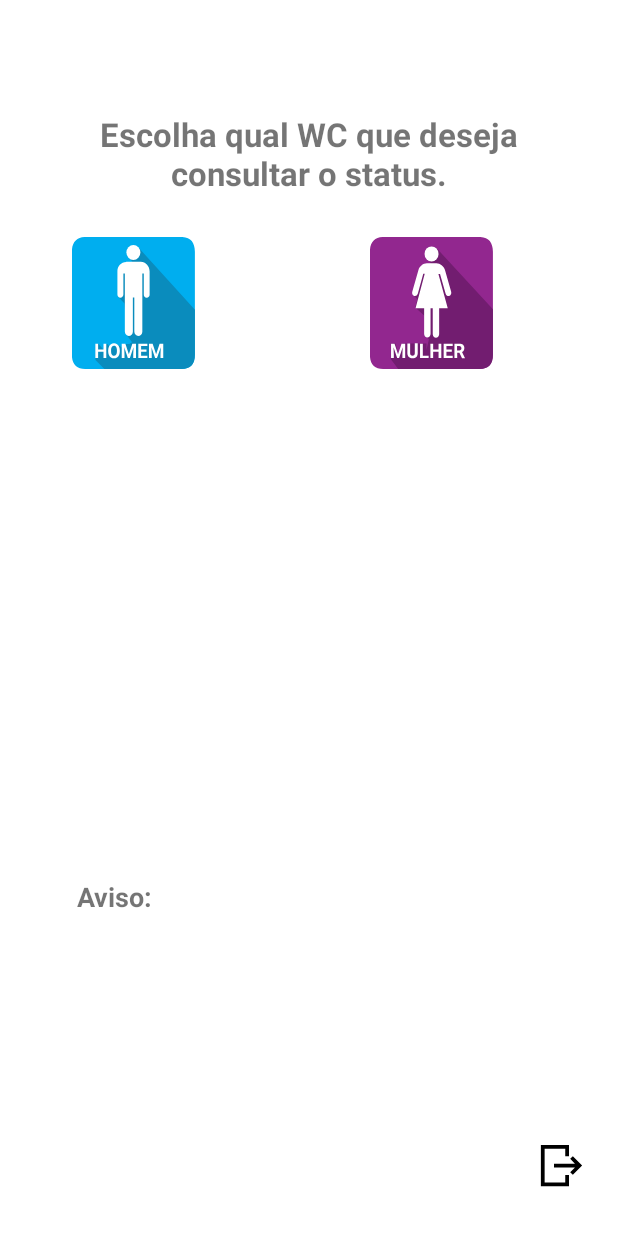
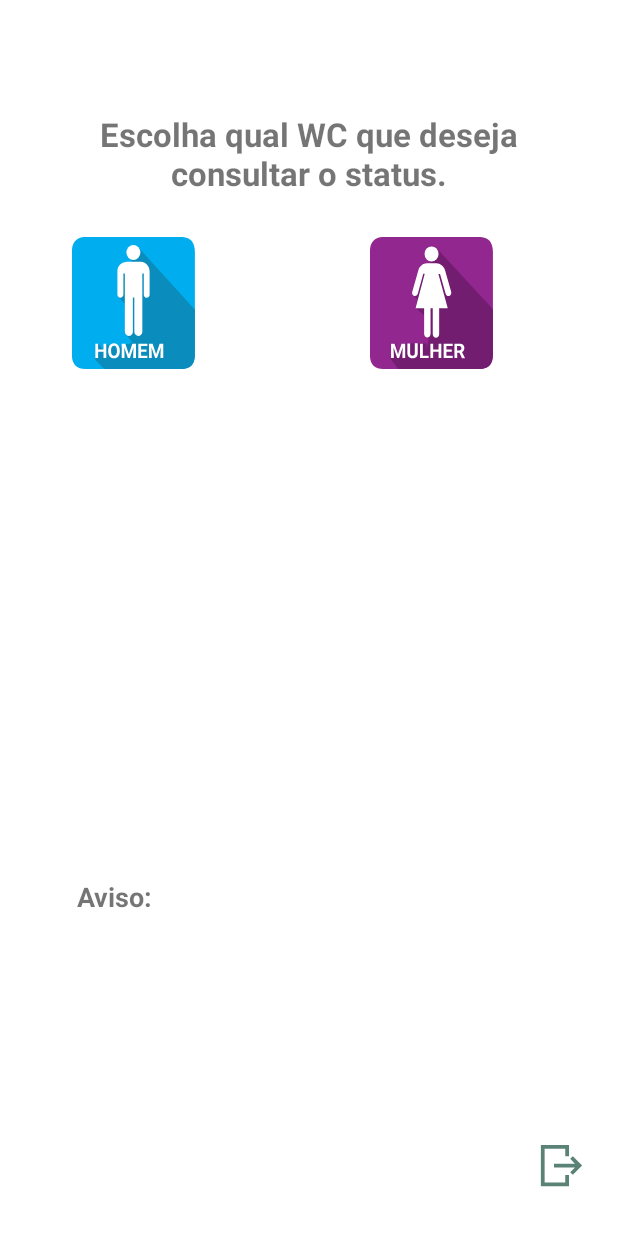
Before and after one commit to mViniciusMarques/geovaniago, an Android app: the MainActivity screen opened directly, with no data from a screen before it, on a phone screen of 412 x 824 dp. Run offline under Robolectric (Android 15) with nearby library versions, the phone set to English and light mode, and no system bars; our stand-ins replace Firebase (no records; nobody signed in at launch, a user with empty details on screens opened directly); libraries missing offline, so code that uses them is left out: com.firebase.client, com.fondesa.lyra, universum.studios.android; 2 statements that could not run were skipped.

Commit message:
commit com implementação do cursor

```diff
--- a/app/build.gradle
+++ b/app/build.gradle
@@ -16,8 +16,8 @@ android {
         applicationId "com.m2brcorp.geostatus"
         minSdkVersion 14
         targetSdkVersion 24
-        versionCode 6
-        versionName "1.4"
+        versionCode 7
+        versionName "1.5"
         multiDexEnabled = true
         testInstrumentationRunner "android.support.test.runner.AndroidJUnitRunner"
     }
--- a/app/src/main/res/drawable/ic_sair.xml
+++ b/app/src/main/res/drawable/ic_sair.xml
@@ -5,6 +5,6 @@
         android:viewportHeight="24.0">
     <path
         android:pathData="M1,1L1,23L16,23L16,17L14,17L14,21L3,21L3,3L14,3L14,7L16,7L16,1L1,1ZM16.636,8.464L18.05,7.05L23,12L18.05,16.95L16.636,15.536L19.17,13.001L8,13.001L8,11.003L19.174,11.003L16.636,8.464Z"
-        android:fillColor="#000000"
+        android:fillColor="#5b8276"
        />
 </vector>
--- a/app/src/main/res/layout/activity_login.xml
+++ b/app/src/main/res/layout/activity_login.xml
@@ -87,6 +87,7 @@
         android:ems="10"
         android:id="@+id/editText2"
         android:hint="Login"
+        android:textCursorDrawable="@drawable/color_cursor"
         android:theme="@style/retirarLinhaHint"
         app:layout_constraintTop_toTopOf="@+id/imageView5"
         app:layout_constraintBottom_toBottomOf="@+id/imageView5"
@@ -100,6 +101,7 @@
         android:inputType="textPassword"
         android:theme="@style/retirarLinhaHint"
         android:ems="10"
+        android:textCursorDrawable="@drawable/color_cursor"
         android:id="@+id/editText3"
         android:layout_marginStart="16dp"
         app:layout_constraintLeft_toLeftOf="parent"
--- a/app/src/main/res/layout/layout_inicial.xml
+++ b/app/src/main/res/layout/layout_inicial.xml
@@ -89,6 +89,7 @@
         android:ems="10"
         android:inputType="textMultiLine"
         android:lines="3"
+        android:textCursorDrawable="@drawable/color_cursor"
         android:textColor="?android:attr/colorMultiSelectHighlight"
         android:textSize="18sp"
         android:textStyle="bold"
@@ -106,7 +107,7 @@
         android:text="Enviar Aviso"
         android:textStyle="bold"
         android:textSize="16sp"
-        android:textColor="#59b538"
+        android:textColor="#5b8276"
         android:background="#FFFFFF"
         android:layout_marginLeft="8dp"
         app:layout_constraintLeft_toLeftOf="parent"
```
